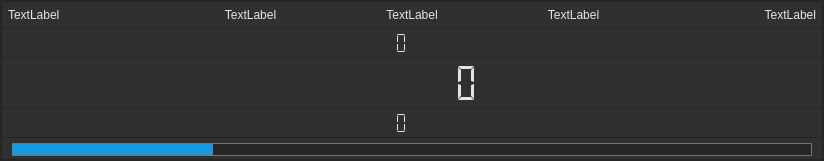
First picture: the form in LEO_sniffy/GUI/widgetdisplay.ui, repository jirik09/Sniffy, before the edit.
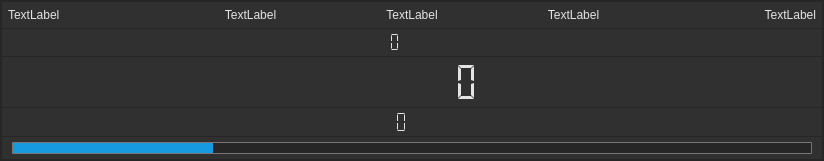
Second picture: the form after the edit.

```diff
--- a/LEO_sniffy/GUI/widgetdisplay.ui
+++ b/LEO_sniffy/GUI/widgetdisplay.ui
@@ -591,7 +591,7 @@
            </property>
            <layout class="QHBoxLayout" name="horizontalLayout_2">
             <property name="spacing">
-             <number>6</number>
+             <number>0</number>
             </property>
             <property name="leftMargin">
              <number>10</number>
@@ -603,7 +603,7 @@
              <number>10</number>
             </property>
             <property name="bottomMargin">
-             <number>3</number>
+             <number>5</number>
             </property>
             <item>
              <widget class="QProgressBar" name="progressBar">
@@ -660,7 +660,7 @@
                <number>24</number>
               </property>
               <property name="alignment">
-               <set>Qt::AlignBottom|Qt::AlignRight|Qt::AlignTrailing</set>
+               <set>Qt::AlignCenter</set>
               </property>
               <property name="textVisible">
                <bool>false</bool>
```
Left out of the diff: 4 changed lines with no effect on the pictures.
